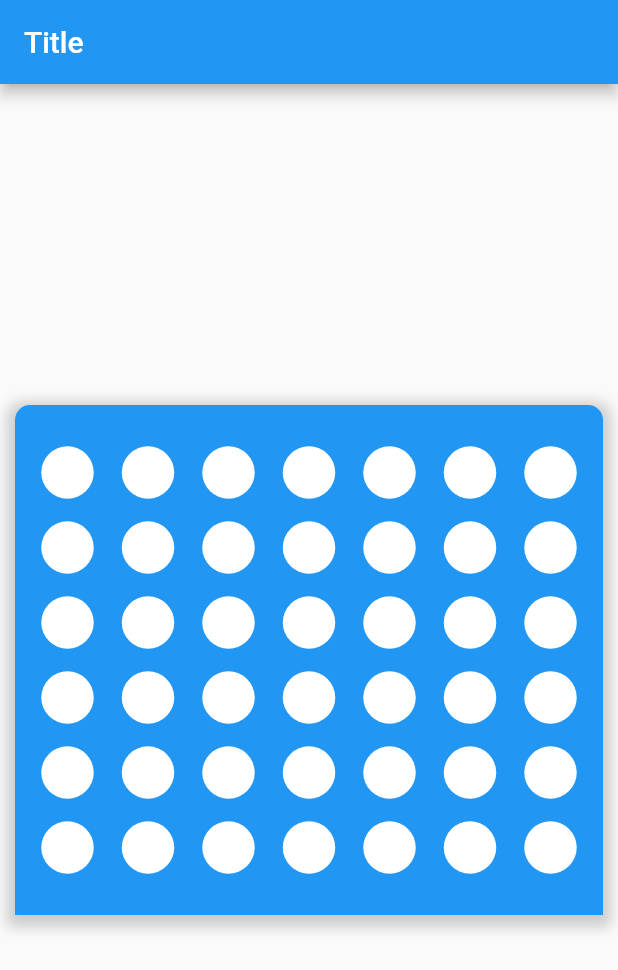
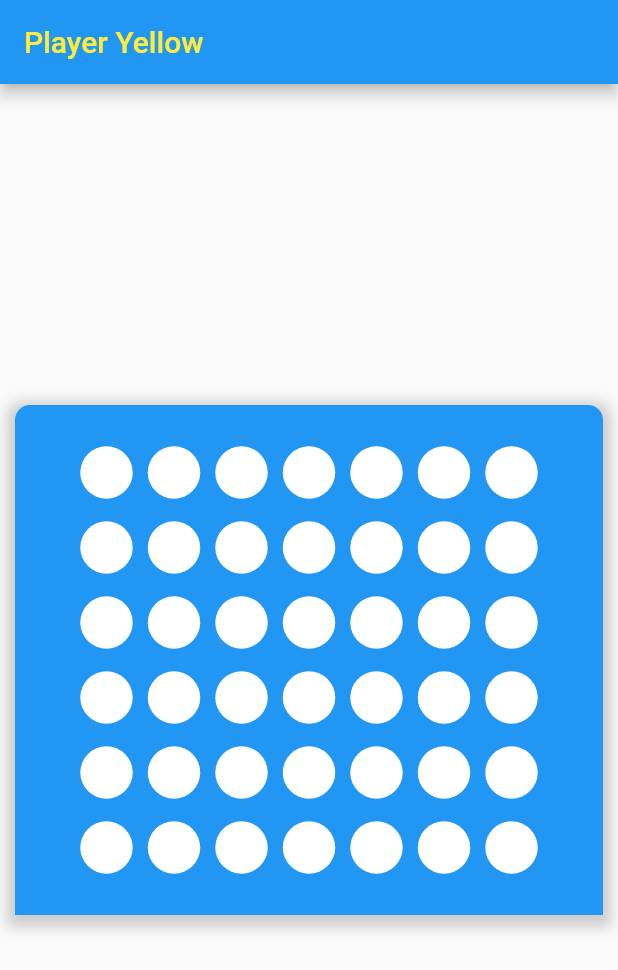
Before and after one commit to KhineKhineLin/Connect-Four-Game, a Flutter app: the screen it shows after launch, on a phone screen of 412 x 824 dp. Shown: the top 970 px of the screen. Run offline on Flutter 3.47's test engine with Material 2 defaults, Android fonts, the light colour scheme and no system bars; our stand-ins replace get.

Commit message:
insert the game logic

```diff
--- a/lib/controllers/game_controller.dart
+++ b/lib/controllers/game_controller.dart
@@ -4,6 +4,8 @@ class GameController extends GetxController{
   RxList<List<int>>_board=RxList<List<int>>();
   List<List<int>>get board=>_board.value;
   set board(List<List<int>>value)=>_board.value=value;
+  RxBool _turnYellow=true.obs;
+  bool get turnYellow=>_turnYellow.value;
   void _buildBoard(){
     board=[
       List.filled(6, 0),
@@ -20,4 +22,17 @@ class GameController extends GetxController{
     super.onInit();
     _buildBoard();
   }
+  void playColumn(int columnNumber){
+    final int playerNumber=turnYellow?1:2;
+    final selectedColumn=board[columnNumber];
+    if(selectedColumn.contains(0)){
+      final int rowIndex=selectedColumn.indexWhere((cell) => cell==0);
+      selectedColumn[rowIndex]=playerNumber;
+      _turnYellow.value=!_turnYellow.value;
+      update();
+    }else{
+      Get.snackbar('Not available', 'This column is already filled up. Choose another column.',
+      snackPosition: SnackPosition.BOTTOM);
+    }
+  }
 }
--- a/lib/screens/game_screen/game_screen.dart
+++ b/lib/screens/game_screen/game_screen.dart
@@ -1,15 +1,19 @@
+import 'package:connect_four/controllers/game_controller.dart';
 import 'package:flutter/material.dart';
+import 'package:get/get.dart';
 
 import 'widgets/game_body.dart';
 
 class GameScreen extends StatelessWidget {
-  const GameScreen({ Key? key }) : super(key: key);
-
+  final GameController gameController=Get.find<GameController>();
   @override
   Widget build(BuildContext context) {
     return Scaffold(
       appBar: AppBar(
-        title: Text('Title'),
+        title: Obx(()=>Text(gameController.turnYellow?'Player Yellow':'Player Red',
+        style: TextStyle(
+          color: gameController.turnYellow?Colors.yellow:Colors.red
+        ),)),
       ),
       body: GameBody()
     );
--- a/lib/screens/game_screen/widgets/board.dart
+++ b/lib/screens/game_screen/widgets/board.dart
@@ -6,8 +6,10 @@ import 'package:get/get.dart';
 class Board extends StatelessWidget {
   final GameController gameController=Get.find<GameController>();
   List<BoardColumn>_buildBoard(){
+    int currentColumnNumber=0;
     return gameController.board.map((boardColumn) => BoardColumn(
-      columnOfPlayerChips: boardColumn,)).toList();
+      columnOfPlayerChips: boardColumn,
+      columnNumber: currentColumnNumber++,)).toList();
   }
   @override
   Widget build(BuildContext context) {
@@ -37,8 +39,14 @@ class Board extends StatelessWidget {
             children: [
               Row(
                 mainAxisSize: MainAxisSize.max,
-                mainAxisAlignment: MainAxisAlignment.spaceBetween,
-                children: _buildBoard()
+                mainAxisAlignment: MainAxisAlignment.spaceEvenly,
+                children: [
+                  GetBuilder<GameController>(
+                    builder: (GetxController gameController)=> Row(
+                      children: _buildBoard()
+                    ),
+                  )
+                ],
               ),
             ],
           ),
--- a/lib/screens/game_screen/widgets/board_column.dart
+++ b/lib/screens/game_screen/widgets/board_column.dart
@@ -4,18 +4,35 @@ import 'package:flutter/material.dart';
 import 'package:get/get.dart';
 
 class BoardColumn extends StatelessWidget {
-  final GameController gameController=Get.find<GameController>();
-  final List<int>columnOfPlayerChips;
+  final GameController gameController = Get.find<GameController>();
+  final List<int> columnOfPlayerChips;
+  final int columnNumber;
+  BoardColumn({Key? key, required this.columnOfPlayerChips,
+  required this.columnNumber}) : super(key: key);
+  List<Cell> _buildBoardColumn() {
+    return columnOfPlayerChips.reversed
+        .map((number) => number == 1
+            ? Cell(
+                currentCellMode: cellMode.YELLOW,
+              )
+            : number == 2
+                ? Cell(
+                    currentCellMode: cellMode.RED,
+                  )
+                : Cell(
+                    currentCellMode: cellMode.EMPTY,
+                  ))
+        .toList();
+  }
 
-  BoardColumn({Key? key,required this.columnOfPlayerChips}) : super(key: key);
-  List<Cell>_buildBoardColumn(){
-    return columnOfPlayerChips.map((number) => Cell()).toList();
-  }
   @override
   Widget build(BuildContext context) {
-    return Column(
-      mainAxisSize: MainAxisSize.min,
-      children: _buildBoardColumn()
+    return GestureDetector(
+      onTap: (){
+        gameController.playColumn(columnNumber);
+      },
+      child: Column(
+          mainAxisSize: MainAxisSize.min, children: _buildBoardColumn()),
     );
   }
 }
--- a/lib/screens/game_screen/widgets/cell.dart
+++ b/lib/screens/game_screen/widgets/cell.dart
@@ -2,8 +2,26 @@ import 'package:flutter/material.dart';
 
 import 'coin.dart';
 
+enum cellMode { EMPTY, YELLOW, RED }
+
 class Cell extends StatelessWidget {
-  const Cell({ Key? key }) : super(key: key);
+  final currentCellMode;
+  Cell({Key? key, required this.currentCellMode}) : super(key: key);
+  Coin _buildCoin() {
+    switch (this.currentCellMode) {
+      case cellMode.YELLOW:
+        return Coin(coinColor: Colors.yellow);
+        break;
+      case cellMode.RED:
+        return Coin(
+          coinColor: Colors.red,
+        );
+      default:
+        return Coin(
+          coinColor: Colors.white,
+        );
+    }
+  }
 
   @override
   Widget build(BuildContext context) {
@@ -11,13 +29,13 @@ class Cell extends StatelessWidget {
       children: [
         Container(
           height: 50,
-          width: 50,
+          width: 45,
           color: Colors.blue,
         ),
-        Positioned.fill(child: Align(
-          alignment: Alignment.center,
-          child: Coin(coinColor: Colors.white)
-        ))
+        Positioned.fill(
+            child: Align(
+                alignment: Alignment.center,
+                child: _buildCoin()))
       ],
     );
   }
```
Also changed, not shown: pubspec.lock.
